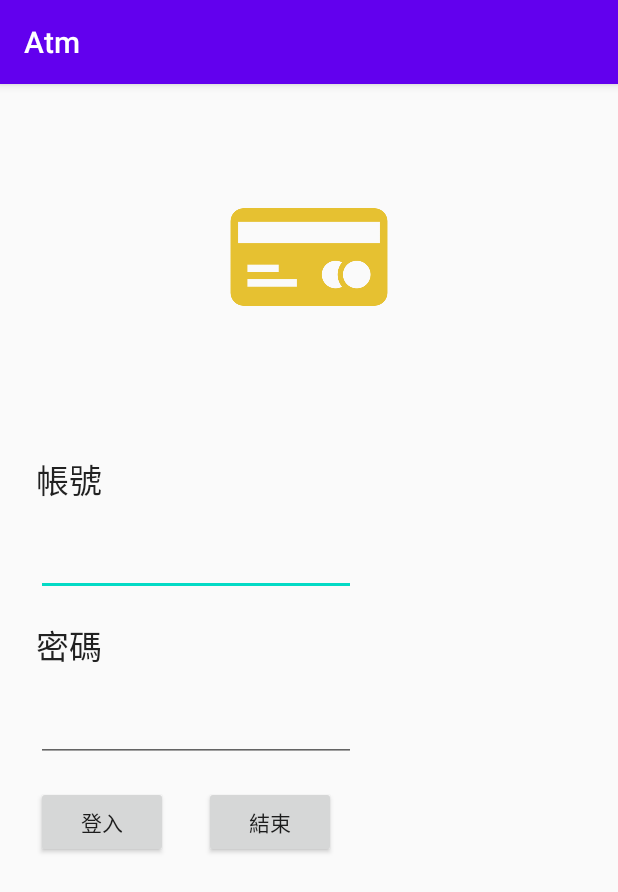
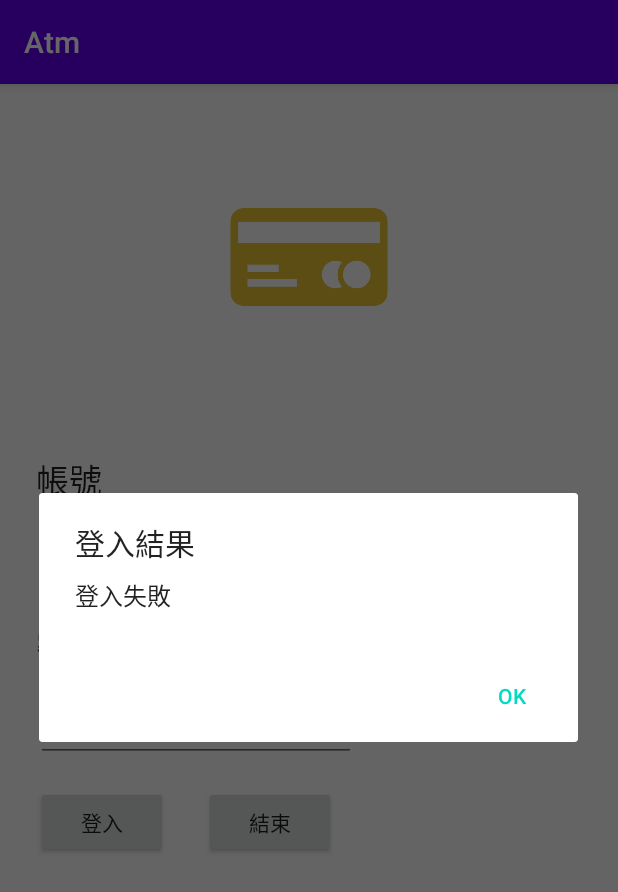
Before and after one commit to YuchengChien/Atm, an Android app: the screen it shows after launch (LoginActivity), after a tap on "登入", on a phone screen of 412 x 824 dp. Shown: the top 892 px of the screen. Run offline under Robolectric (Android 15) with nearby library versions, the phone set to English and light mode, and no system bars; our stand-ins replace Firebase (no records; nobody signed in at launch, a user with empty details on screens opened directly); 1 statement that could not run was skipped.

```diff
--- a/app/build.gradle
+++ b/app/build.gradle
@@ -1,4 +1,5 @@
 apply plugin: 'com.android.application'
+apply plugin: 'com.google.gms.google-services'
 
 android {
     compileSdkVersion 29
@@ -28,6 +29,7 @@ dependencies {
 
     implementation 'androidx.appcompat:appcompat:1.1.0'
     implementation 'androidx.constraintlayout:constraintlayout:1.1.3'
+    implementation 'com.google.firebase:firebase-database:19.2.1'
     testImplementation 'junit:junit:4.12'
     androidTestImplementation 'androidx.test.ext:junit:1.1.1'
     androidTestImplementation 'androidx.test.espresso:espresso-core:3.2.0'
--- a/app/src/main/java/com/jason/atm/LoginActivity.java
+++ b/app/src/main/java/com/jason/atm/LoginActivity.java
@@ -1,13 +1,22 @@
 package com.jason.atm;
 
+import androidx.annotation.NonNull;
+import androidx.appcompat.app.AlertDialog;
 import androidx.appcompat.app.AppCompatActivity;
 
 import android.os.Bundle;
+import android.util.Log;
 import android.view.View;
 import android.widget.EditText;
 
+import com.google.firebase.database.DataSnapshot;
+import com.google.firebase.database.DatabaseError;
+import com.google.firebase.database.FirebaseDatabase;
+import com.google.firebase.database.ValueEventListener;
+
 public class LoginActivity extends AppCompatActivity {
 
+    private static final String TAG = LoginActivity.class.getSimpleName();
     private EditText ed_userId;
     private EditText ed_password;
 
@@ -21,11 +30,33 @@ public class LoginActivity extends AppCompatActivity {
 
     public void login(View view) {
         String userId = ed_userId.getText().toString();
-        String password = ed_password.getText().toString();
-        if("jack".equals(userId) && "1234".equals(password)) {
+        final String password = ed_password.getText().toString();
+        FirebaseDatabase.getInstance().getReference("users")
+                .child(userId).child("password")
+                .addListenerForSingleValueEvent(new ValueEventListener() {
+                    @Override
+                    public void onDataChange(@NonNull DataSnapshot dataSnapshot) {
+                        String pw = (String)dataSnapshot.getValue();
+                        if(pw.equals(password)) {
+                            setResult(RESULT_OK);
+                            finish();
+                        } else {
+                            new AlertDialog.Builder(LoginActivity.this)
+                                    .setTitle("登入結果")
+                                    .setMessage("登入失敗")
+                                    .setPositiveButton("OK", null)
+                                    .show();
+                        }
+                    }
+                    @Override
+                    public void onCancelled(@NonNull DatabaseError databaseError) {
+                        throw databaseError.toException(); // Don't ignore errors
+                    }
+                });
+        /*if("jack".equals(userId) && "1234".equals(password)) {
             setResult(RESULT_OK);
             finish();
-        }
+        }*/
     }
 
     public void quit(View view) {
--- /dev/null
+++ b/app/src/main/res/network_security_config.xml
@@ -0,0 +1,4 @@
+<?xml version="1.0" encoding="utf-8"?>
+<network-security-config>
+    <base-config cleartextTrafficPermitted="true" />
+</network-security-config>
--- a/build.gradle
+++ b/build.gradle
@@ -9,6 +9,7 @@ buildscript {
     }
     dependencies {
         classpath 'com.android.tools.build:gradle:3.6.1'
+        classpath 'com.google.gms:google-services:4.3.3'
 
 
         // NOTE: Do not place your application dependencies here; they belong
```
Also changed, not shown: 1 other file.
